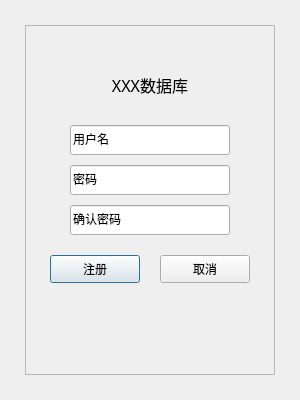
First picture: the form in GUI/RegisterDialogUI.ui, repository ljcleo/DBProj, before the edit.
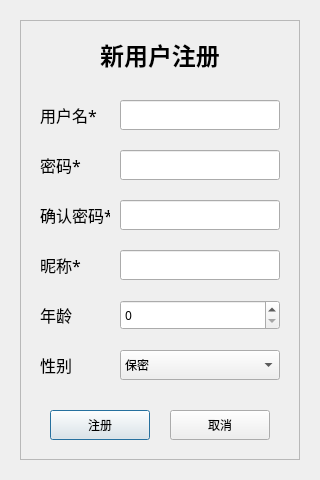
Second picture: the form after the edit.

Commit message:
connect user info GUI and database interface
connect user info (login, register, info) GUI and database interface
fix numerous bugs in user database interface
update user related GUI appearance
record login user ID in MainPart
modularize the entire project and rename MainWin.py into __main__,py
# うるさいうるさいうるさい！

Patch:
```diff
--- a/GUI/RegisterDialogUI.ui
+++ b/GUI/RegisterDialogUI.ui
@@ -6,8 +6,8 @@
    <rect>
     <x>0</x>
     <y>0</y>
-    <width>300</width>
-    <height>400</height>
+    <width>320</width>
+    <height>480</height>
    </rect>
   </property>
   <property name="windowTitle">
@@ -16,10 +16,10 @@
   <widget class="QFrame" name="frame">
    <property name="geometry">
     <rect>
-     <x>25</x>
-     <y>25</y>
-     <width>250</width>
-     <height>350</height>
+     <x>20</x>
+     <y>20</y>
+     <width>280</width>
+     <height>440</height>
     </rect>
    </property>
    <property name="frameShape">
@@ -31,10 +31,10 @@
    <widget class="QPushButton" name="Register">
     <property name="geometry">
      <rect>
-      <x>25</x>
-      <y>230</y>
-      <width>90</width>
-      <height>28</height>
+      <x>30</x>
+      <y>390</y>
+      <width>100</width>
+      <height>30</height>
      </rect>
     </property>
     <property name="font">
@@ -52,10 +52,10 @@
    <widget class="QPushButton" name="Cancel">
     <property name="geometry">
      <rect>
-      <x>135</x>
-      <y>230</y>
-      <width>90</width>
-      <height>28</height>
+      <x>150</x>
+      <y>390</y>
+      <width>100</width>
+      <height>30</height>
      </rect>
     </property>
     <property name="font">
@@ -70,8 +70,8 @@
    <widget class="QLabel" name="Title">
     <property name="geometry">
      <rect>
-      <x>65</x>
-      <y>45</y>
+      <x>80</x>
+      <y>20</y>
       <width>120</width>
       <height>30</height>
      </rect>
@@ -79,14 +79,16 @@
     <property name="font">
      <font>
       <family>等线</family>
-      <pointsize>12</pointsize>
+      <pointsize>18</pointsize>
+      <weight>75</weight>
+      <bold>true</bold>
      </font>
     </property>
     <property name="layoutDirection">
      <enum>Qt::LeftToRight</enum>
     </property>
     <property name="text">
-     <string>XXX数据库</string>
+     <string>新用户注册</string>
     </property>
     <property name="textFormat">
      <enum>Qt::AutoText</enum>
@@ -98,7 +100,7 @@
    <widget class="QLineEdit" name="PasswordAgain">
     <property name="geometry">
      <rect>
-      <x>45</x>
+      <x>100</x>
       <y>180</y>
       <width>160</width>
       <height>30</height>
@@ -109,15 +111,15 @@
       <family>宋体</family>
      </font>
     </property>
-    <property name="text">
-     <string>确认密码</string>
+    <property name="echoMode">
+     <enum>QLineEdit::Password</enum>
     </property>
    </widget>
    <widget class="QLineEdit" name="Password">
     <property name="geometry">
      <rect>
-      <x>45</x>
-      <y>140</y>
+      <x>100</x>
+      <y>130</y>
       <width>160</width>
       <height>30</height>
      </rect>
@@ -130,15 +132,117 @@
     <property name="autoFillBackground">
      <bool>false</bool>
     </property>
+    <property name="echoMode">
+     <enum>QLineEdit::Password</enum>
+    </property>
+   </widget>
+   <widget class="QLineEdit" name="UserID">
+    <property name="geometry">
+     <rect>
+      <x>100</x>
+      <y>80</y>
+      <width>160</width>
+      <height>30</height>
+     </rect>
+    </property>
+    <property name="font">
+     <font>
+      <family>宋体</family>
+     </font>
+    </property>
+    <property name="autoFillBackground">
+     <bool>false</bool>
+    </property>
+   </widget>
+   <widget class="QLabel" name="UserIDLabel">
+    <property name="geometry">
+     <rect>
+      <x>20</x>
+      <y>80</y>
+      <width>70</width>
+      <height>30</height>
+     </rect>
+    </property>
+    <property name="minimumSize">
+     <size>
+      <width>0</width>
+      <height>12</height>
+     </size>
+    </property>
+    <property name="font">
+     <font>
+      <family>等线</family>
+      <pointsize>12</pointsize>
+     </font>
+    </property>
     <property name="text">
-     <string>密码</string>
+     <string>用户名*</string>
+    </property>
+    <property name="buddy">
+     <cstring>UserID</cstring>
+    </property>
+   </widget>
+   <widget class="QLabel" name="PasswordLabel">
+    <property name="geometry">
+     <rect>
+      <x>20</x>
+      <y>130</y>
+      <width>70</width>
+      <height>30</height>
+     </rect>
+    </property>
+    <property name="minimumSize">
+     <size>
+      <width>0</width>
+      <height>12</height>
+     </size>
+    </property>
+    <property name="font">
+     <font>
+      <family>等线</family>
+      <pointsize>12</pointsize>
+     </font>
+    </property>
+    <property name="text">
+     <string>密码*</string>
+    </property>
+    <property name="buddy">
+     <cstring>Password</cstring>
+    </property>
+   </widget>
+   <widget class="QLabel" name="PasswordAgainLabel">
+    <property name="geometry">
+     <rect>
+      <x>20</x>
+      <y>180</y>
+      <width>70</width>
+      <height>30</height>
+     </rect>
+    </property>
+    <property name="minimumSize">
+     <size>
+      <width>0</width>
+      <height>12</height>
+     </size>
+    </property>
+    <property name="font">
+     <font>
+      <family>等线</family>
+      <pointsize>12</pointsize>
+     </font>
+    </property>
+    <property name="text">
+     <string>确认密码*</string>
+    </property>
+    <property name="buddy">
+     <cstring>PasswordAgain</cstring>
     </property>
    </widget>
    <widget class="QLineEdit" name="UserName">
     <property name="geometry">
      <rect>
-      <x>45</x>
-      <y>100</y>
+      <x>100</x>
+      <y>230</y>
       <width>160</width>
       <height>30</height>
      </rect>
@@ -148,11 +252,137 @@
       <family>宋体</family>
      </font>
     </property>
-    <property name="autoFillBackground">
-     <bool>false</bool>
+   </widget>
+   <widget class="QLabel" name="UserNameLabel">
+    <property name="geometry">
+     <rect>
+      <x>20</x>
+      <y>230</y>
+      <width>70</width>
+      <height>30</height>
+     </rect>
     </property>
+    <property name="minimumSize">
+     <size>
+      <width>0</width>
+      <height>12</height>
+     </size>
+    </property>
+    <property name="font">
+     <font>
+      <family>等线</family>
+      <pointsize>12</pointsize>
+     </font>
+    </property>
     <property name="text">
-     <string>用户名</string>
+     <string>昵称*</string>
+    </property>
+    <property name="buddy">
+     <cstring>UserName</cstring>
+    </property>
+   </widget>
+   <widget class="QLabel" name="SexLabel">
+    <property name="geometry">
+     <rect>
+      <x>20</x>
+      <y>330</y>
+      <width>70</width>
+      <height>30</height>
+     </rect>
+    </property>
+    <property name="minimumSize">
+     <size>
+      <width>0</width>
+      <height>12</height>
+     </size>
+    </property>
+    <property name="font">
+     <font>
+      <family>等线</family>
+      <pointsize>12</pointsize>
+     </font>
+    </property>
+    <property name="text">
+     <string>性别</string>
+    </property>
+    <property name="buddy">
+     <cstring>Sex</cstring>
+    </property>
+   </widget>
+   <widget class="QComboBox" name="Sex">
+    <property name="geometry">
+     <rect>
+      <x>100</x>
+      <y>330</y>
+      <width>160</width>
+      <height>30</height>
+     </rect>
+    </property>
+    <property name="font">
+     <font>
+      <family>宋体</family>
+     </font>
+    </property>
+    <item>
+     <property name="text">
+      <string>保密</string>
+     </property>
+    </item>
+    <item>
+     <property name="text">
+      <string>男</string>
+     </property>
+    </item>
+    <item>
+     <property name="text">
+      <string>女</string>
+     </property>
+    </item>
+   </widget>
+   <widget class="QSpinBox" name="Age">
+    <property name="geometry">
+     <rect>
+      <x>100</x>
+      <y>280</y>
+      <width>160</width>
+      <height>30</height>
+     </rect>
+    </property>
+    <property name="font">
+     <font>
+      <family>宋体</family>
+     </font>
+    </property>
+    <property name="maximum">
+     <number>150</number>
+    </property>
+   </widget>
+   <widget class="QLabel" name="AgeLabel">
+    <property name="geometry">
+     <rect>
+      <x>20</x>
+      <y>280</y>
+      <width>70</width>
+      <height>30</height>
+     </rect>
+    </property>
+    <property name="minimumSize">
+     <size>
+      <width>0</width>
+      <height>12</height>
+     </size>
+    </property>
+    <property name="font">
+     <font>
+      <family>等线</family>
+      <pointsize>12</pointsize>
+     </font>
+    </property>
+    <property name="text">
+     <string>年龄</string>
+    </property>
+    <property name="buddy">
+     <cstring>Age</cstring>
     </property>
    </widget>
   </widget>
```
Left out of the diff: 9 changed lines with no effect on the pictures. The commit also changes 18 other files.
